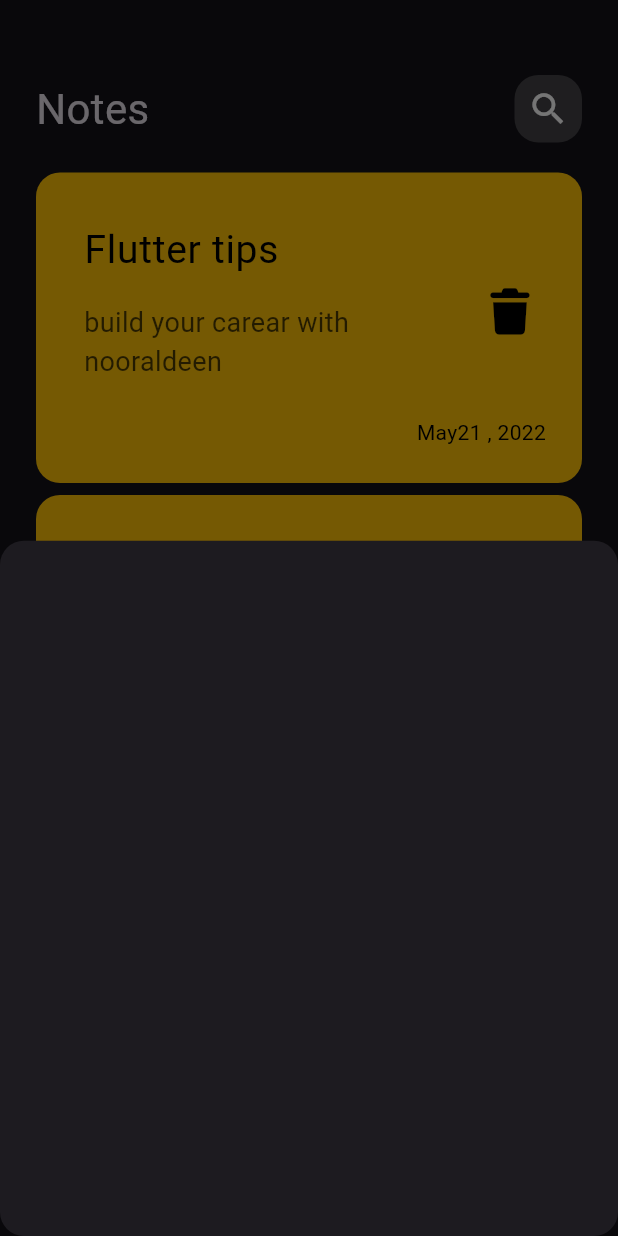
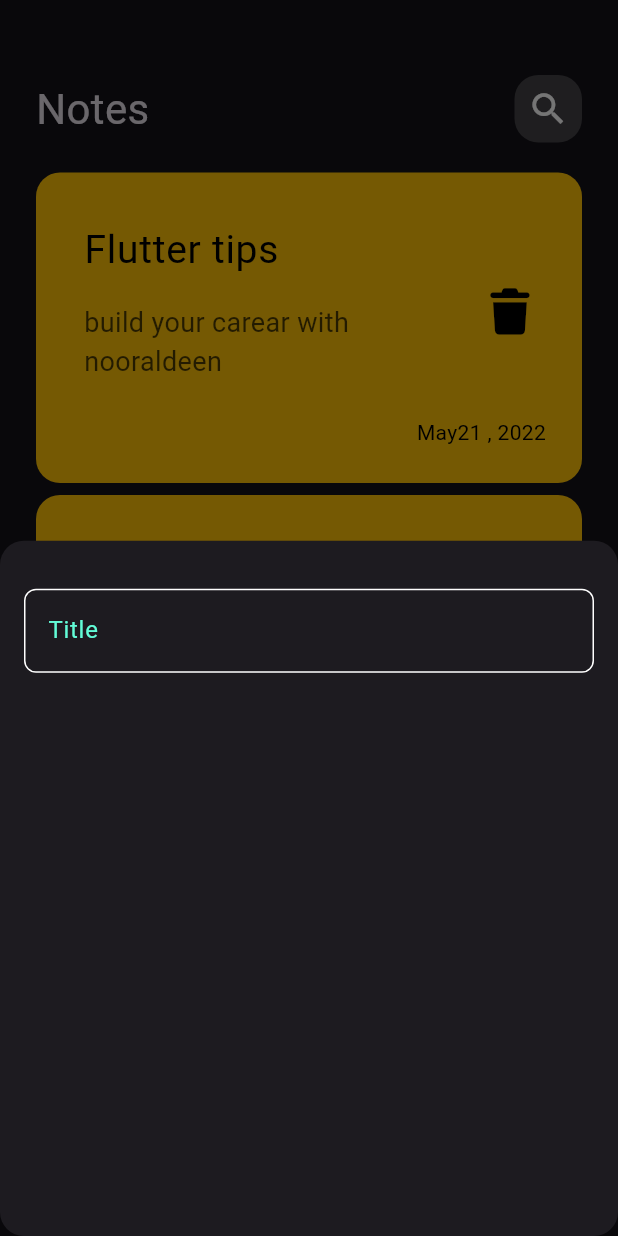
Before and after one commit to Nooraldeen2024/note_app, a Flutter app: the screen it shows after launch, after a tap on the "add" icon, on a phone screen of 412 x 824 dp. Run offline on Flutter 3.47's test engine with Material 3 defaults, Android fonts, the phone set to English and light mode, and no system bars; our stand-ins replace font_awesome_flutter.

Commit message:
create custom text field

```diff
--- /dev/null
+++ b/lib/constans.dart
@@ -0,0 +1,3 @@
+import 'package:flutter/material.dart';
+
+const kPrimaryColor = Color(0xff62FCD7);
--- a/lib/views/widgets/add_note_bottom_sheet.dart
+++ b/lib/views/widgets/add_note_bottom_sheet.dart
@@ -1,10 +1,14 @@
 import 'package:flutter/material.dart';
+import 'package:my_note_app/views/widgets/custom_text_field.dart';
 
 class AddNoteBottumsheet extends StatelessWidget {
   const AddNoteBottumsheet({super.key});
 
   @override
   Widget build(BuildContext context) {
-    return Container();
+    return Padding(
+      padding: const EdgeInsets.symmetric(horizontal: 16),
+      child: Column(children: [SizedBox(height: 32), CustomTextField()]),
+    );
   }
 }
--- /dev/null
+++ b/lib/views/widgets/custom_text_field.dart
@@ -0,0 +1,27 @@
+import 'package:flutter/material.dart';
+import 'package:my_note_app/constans.dart';
+
+class CustomTextField extends StatelessWidget {
+  const CustomTextField({super.key});
+
+  @override
+  Widget build(BuildContext context) {
+    return TextField(
+      cursorColor: kPrimaryColor,
+      decoration: InputDecoration(
+        hintText: 'Title',
+        hintStyle: TextStyle(color: kPrimaryColor),
+        border: buildBorder(),
+        enabledBorder: buildBorder(),
+        focusedBorder: buildBorder(kPrimaryColor),
+      ),
+    );
+  }
+
+  OutlineInputBorder buildBorder([color]) {
+    return OutlineInputBorder(
+      borderRadius: BorderRadius.circular(8),
+      borderSide: BorderSide(color: color ?? Colors.white),
+    );
+  }
+}
```
